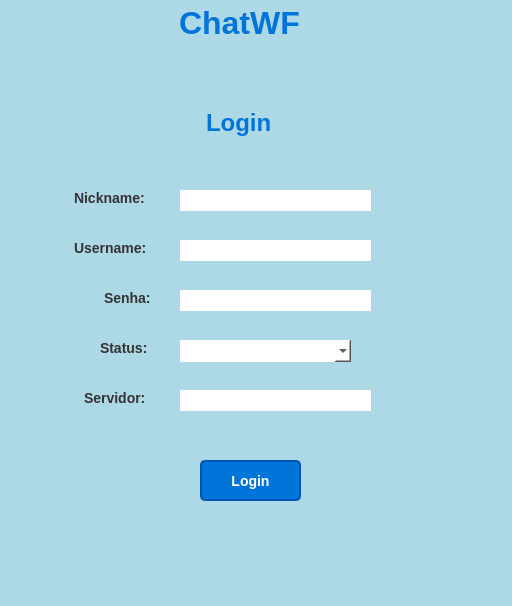
Before: the Qt Designer form src/interfaces/ModeloAutenticacao.ui in fornari03/ChatWF, drawn with Qt 5.
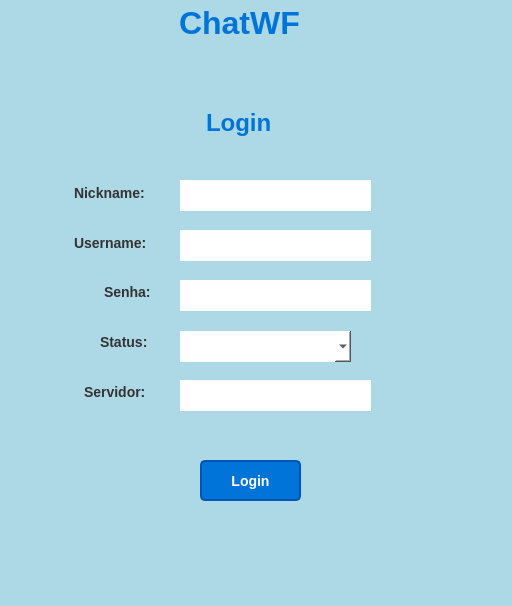
After: the same form once the commit is applied.

The edit to the form file:
```diff
--- a/src/interfaces/ModeloAutenticacao.ui
+++ b/src/interfaces/ModeloAutenticacao.ui
@@ -21,9 +21,9 @@
     <property name="geometry">
      <rect>
       <x>70</x>
-      <y>190</y>
+      <y>180</y>
       <width>81</width>
-      <height>21</height>
+      <height>31</height>
      </rect>
     </property>
     <property name="styleSheet">
@@ -37,9 +37,9 @@
     <property name="geometry">
      <rect>
       <x>70</x>
-      <y>240</y>
+      <y>230</y>
       <width>81</width>
-      <height>21</height>
+      <height>31</height>
      </rect>
     </property>
     <property name="styleSheet">
@@ -53,9 +53,9 @@
     <property name="geometry">
      <rect>
       <x>100</x>
-      <y>290</y>
+      <y>279</y>
       <width>51</width>
-      <height>20</height>
+      <height>31</height>
      </rect>
     </property>
     <property name="styleSheet">
@@ -85,9 +85,9 @@
     <property name="geometry">
      <rect>
       <x>96</x>
-      <y>340</y>
+      <y>329</y>
       <width>61</width>
-      <height>20</height>
+      <height>31</height>
      </rect>
     </property>
     <property name="styleSheet">
@@ -123,11 +123,16 @@
     <property name="geometry">
      <rect>
       <x>180</x>
-      <y>190</y>
+      <y>180</y>
       <width>191</width>
-      <height>21</height>
+      <height>31</height>
      </rect>
     </property>
+    <property name="font">
+     <font>
+      <family>Helvetica</family>
+     </font>
+    </property>
     <property name="styleSheet">
      <string notr="true">background-color: #ffffff;
 border: 1px soolid #ccc;
@@ -138,11 +143,16 @@
     <property name="geometry">
      <rect>
       <x>180</x>
-      <y>240</y>
+      <y>230</y>
       <width>191</width>
-      <height>21</height>
+      <height>31</height>
      </rect>
     </property>
+    <property name="font">
+     <font>
+      <family>Helvetica</family>
+     </font>
+    </property>
     <property name="styleSheet">
      <string notr="true">background-color: #ffffff;
 border: 1px soolid #ccc;
@@ -153,11 +163,16 @@
     <property name="geometry">
      <rect>
       <x>180</x>
-      <y>290</y>
+      <y>280</y>
       <width>191</width>
-      <height>21</height>
+      <height>31</height>
      </rect>
     </property>
+    <property name="font">
+     <font>
+      <family>Helvetica</family>
+     </font>
+    </property>
     <property name="styleSheet">
      <string notr="true">background-color: #ffffff;
 border: 1px soolid #ccc;
@@ -168,11 +183,16 @@
     <property name="geometry">
      <rect>
       <x>180</x>
-      <y>340</y>
+      <y>331</y>
       <width>171</width>
-      <height>22</height>
+      <height>31</height>
      </rect>
     </property>
+    <property name="font">
+     <font>
+      <family>Helvetica</family>
+     </font>
+    </property>
     <property name="styleSheet">
      <string notr="true">background-color: #ffffff;
 border: 1px soolid #ccc;
@@ -209,9 +229,9 @@
     <property name="geometry">
      <rect>
       <x>80</x>
-      <y>390</y>
+      <y>379</y>
       <width>71</width>
-      <height>20</height>
+      <height>31</height>
      </rect>
     </property>
     <property name="styleSheet">
@@ -225,11 +245,16 @@
     <property name="geometry">
      <rect>
       <x>180</x>
-      <y>390</y>
+      <y>380</y>
       <width>191</width>
-      <height>21</height>
+      <height>31</height>
      </rect>
     </property>
+    <property name="font">
+     <font>
+      <family>Helvetica</family>
+     </font>
+    </property>
     <property name="styleSheet">
      <string notr="true">background-color: #ffffff;
 border: 1px soolid #ccc;
```
